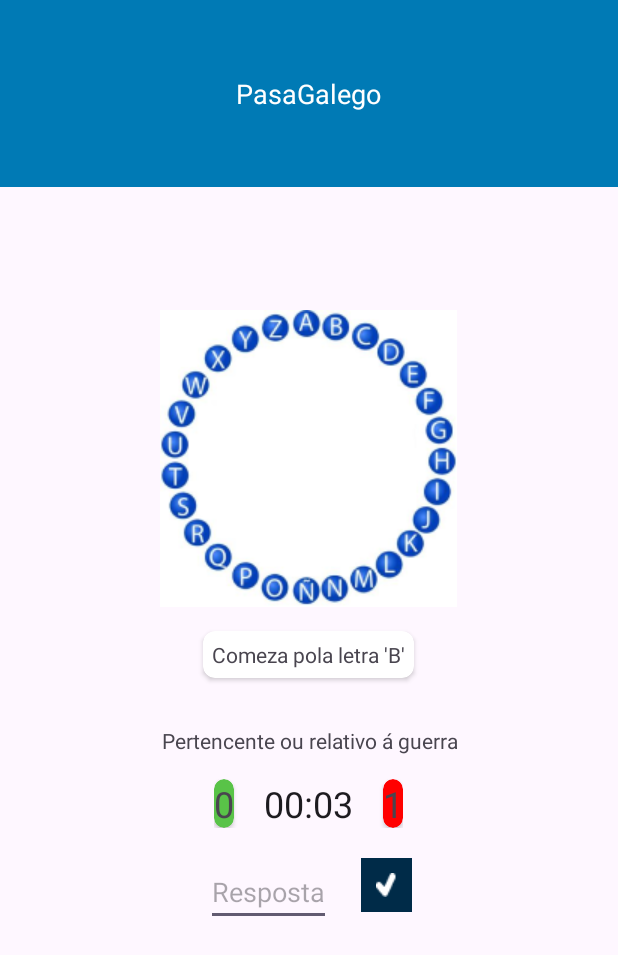
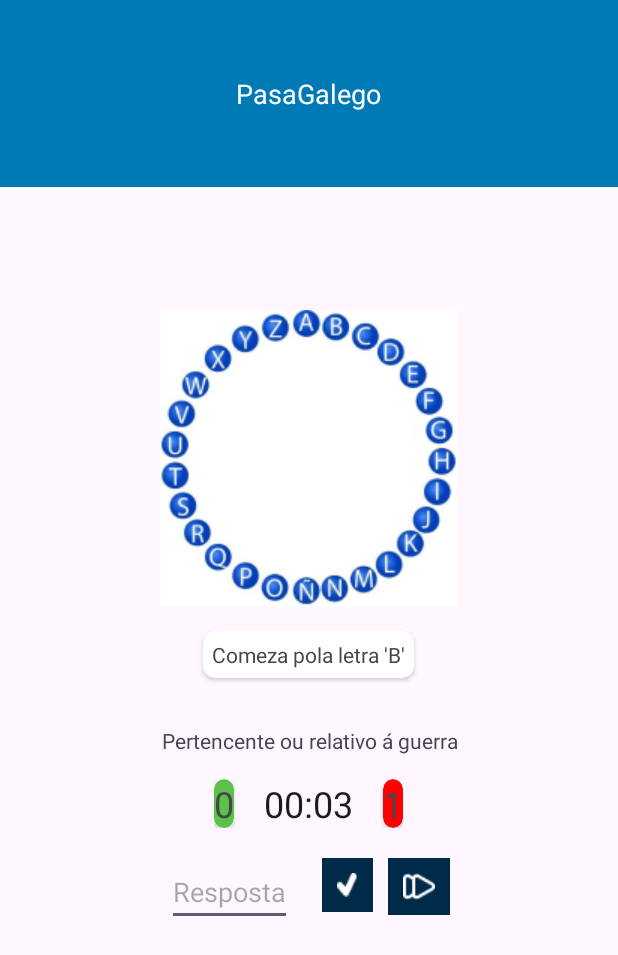
Before and after one commit to pabloboo/Galegando21, an Android app: the PasagalegoQuestionActivity screen opened directly, with no data from a screen before it, after a tap on an icon or button, on a phone screen of 412 x 824 dp. Shown: the top 955 px of the screen. Run offline under Robolectric (Android 15) with nearby library versions, the phone set to English and light mode, and no system bars.

Commit message:
Pasagalego - Implementación funcionalidade pasapalabra

```diff
--- a/app/src/main/java/com/galegando21/day01Pasagalego/PasagalegoQuestionActivity.kt
+++ b/app/src/main/java/com/galegando21/day01Pasagalego/PasagalegoQuestionActivity.kt
@@ -4,6 +4,7 @@ import android.content.Intent
 import androidx.appcompat.app.AppCompatActivity
 import android.os.Bundle
 import android.text.InputFilter
+import android.util.Log
 import android.widget.Chronometer
 import android.widget.EditText
 import android.widget.ImageButton
@@ -15,8 +16,8 @@ import com.galegando21.MainActivity
 import com.galegando21.R
 import com.galegando21.model.QuestionPasagalego
 import com.galegando21.utils.PasagalegoConstants
-import com.galegando21.utils.PasagalegoConstants.ALFABETO
 import com.galegando21.utils.PasagalegoConstants.getPasagalegoQuestions
+import java.lang.StringBuilder
 import kotlin.random.Random
 
 class PasagalegoQuestionActivity : AppCompatActivity() {
@@ -28,7 +29,9 @@ class PasagalegoQuestionActivity : AppCompatActivity() {
     private lateinit var chronometer: Chronometer
     private lateinit var userAnswerText : EditText
     private lateinit var checkButton : ImageButton
+    private lateinit var pasapalabraButton : ImageButton
 
+    private var letters = StringBuilder(PasagalegoConstants.ALFABETO)
     private var questionCounter = 0
     private var correctAnswers = 0
     private var errorAnswers = 0
@@ -45,6 +48,7 @@ class PasagalegoQuestionActivity : AppCompatActivity() {
         userAnswerText = findViewById(R.id.pasagalego_answer)
         userAnswerText.filters = arrayOf(InputFilter.AllCaps())
         checkButton = findViewById(R.id.check_btn_pasagalego)
+        pasapalabraButton = findViewById(R.id.pasapalabra_btn)
 
         // Settear banner
         bannerFragment = supportFragmentManager.findFragmentById(R.id.bannerFragment) as BannerFragment
@@ -54,6 +58,10 @@ class PasagalegoQuestionActivity : AppCompatActivity() {
 
         checkButton.setOnClickListener {
             checkButtonClickListener()
+        }
+
+        pasapalabraButton.setOnClickListener {
+            pasapalabra()
         }
 
         errorAnswersTv.text = "0"
@@ -72,8 +80,9 @@ class PasagalegoQuestionActivity : AppCompatActivity() {
     }
 
     private fun showNextQuestion() {
-        if (questionCounter < ALFABETO.length) {
-            val letter = ALFABETO[questionCounter]
+        if (letters.isNotEmpty()) {
+            var position = questionCounter.mod(letters.length)
+            val letter = letters[position]
             // Obtener pregunta aleatoria
             val questionList = getPasagalegoQuestions(letter)
             val randomNumber = Random.nextInt(0, questionList.size)
@@ -95,7 +104,8 @@ class PasagalegoQuestionActivity : AppCompatActivity() {
     }
 
     private fun checkButtonClickListener() {
-        questionCounter++
+        letters = letters.deleteCharAt(questionCounter)
+        Log.d("LETTERS", "$letters")
         if (userAnswerText.text.toString() == currentQuestionPasagalego.answer) {
             correctAnswers++
             Toast.makeText(this@PasagalegoQuestionActivity, "Resposta correcta, ${currentQuestionPasagalego.answer}", Toast.LENGTH_SHORT).show()
@@ -106,4 +116,12 @@ class PasagalegoQuestionActivity : AppCompatActivity() {
         userAnswerText.text.clear()
         showNextQuestion()
     }
+
+    private fun pasapalabra() {
+        questionCounter++
+        if (questionCounter>=letters.length) {
+            questionCounter = 0
+        }
+        showNextQuestion()
+    }
 }
--- a/app/src/main/res/layout/activity_pasagalego_question.xml
+++ b/app/src/main/res/layout/activity_pasagalego_question.xml
@@ -23,7 +23,7 @@
         <ImageView
             android:layout_width="wrap_content"
             android:layout_height="wrap_content"
-            android:src="@drawable/rosco_pasagalego"/>
+            android:src="@drawable/rosco_pasagalego" />
 
         <androidx.cardview.widget.CardView
             android:layout_width="wrap_content"
@@ -109,6 +109,14 @@
                 android:background="@color/secondaryBlue"
                 android:padding="10dp"
                 android:layout_marginLeft="20dp"/>
+            <ImageButton
+                android:id="@+id/pasapalabra_btn"
+                android:layout_width="wrap_content"
+                android:layout_height="wrap_content"
+                android:src="@drawable/pasapalabra_icon"
+                android:background="@color/secondaryBlue"
+                android:padding="10dp"
+                android:layout_marginLeft="10dp"/>
         </LinearLayout>
 
 
```
Also changed, not shown: app/src/main/res/drawable/pasapalabra_icon.png (added).
